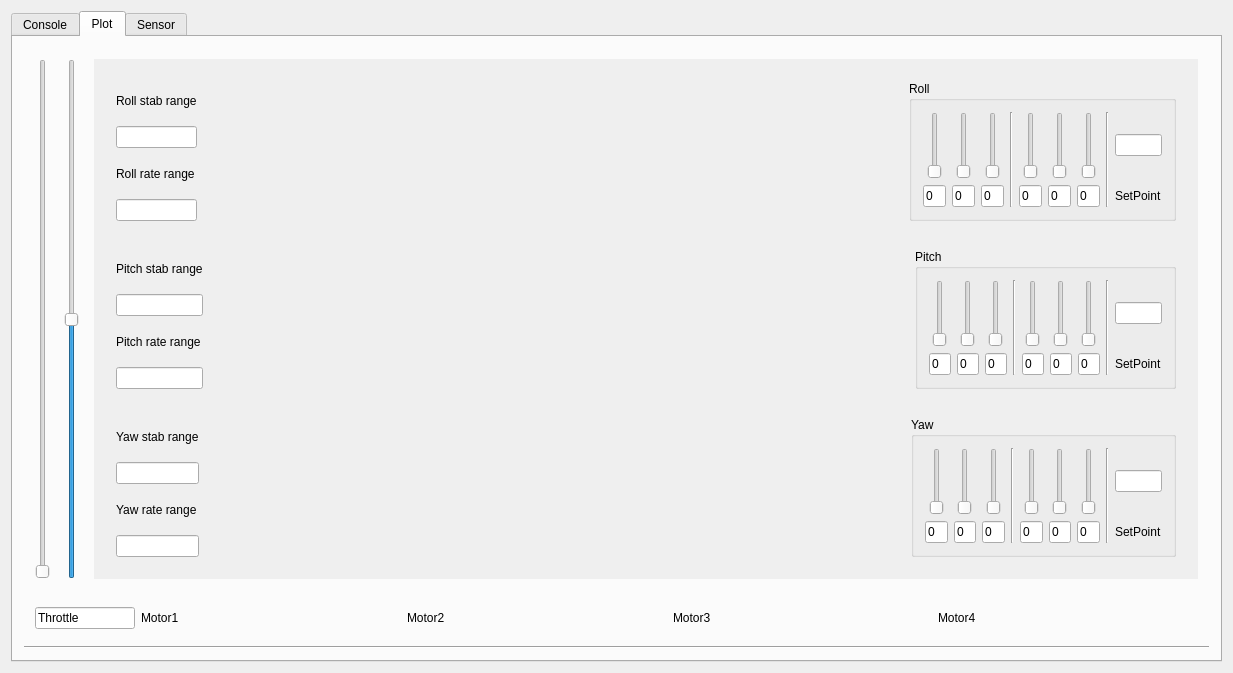
Old version of the form mainwindow.ui in the repository quadwitharm/DebugConsole.
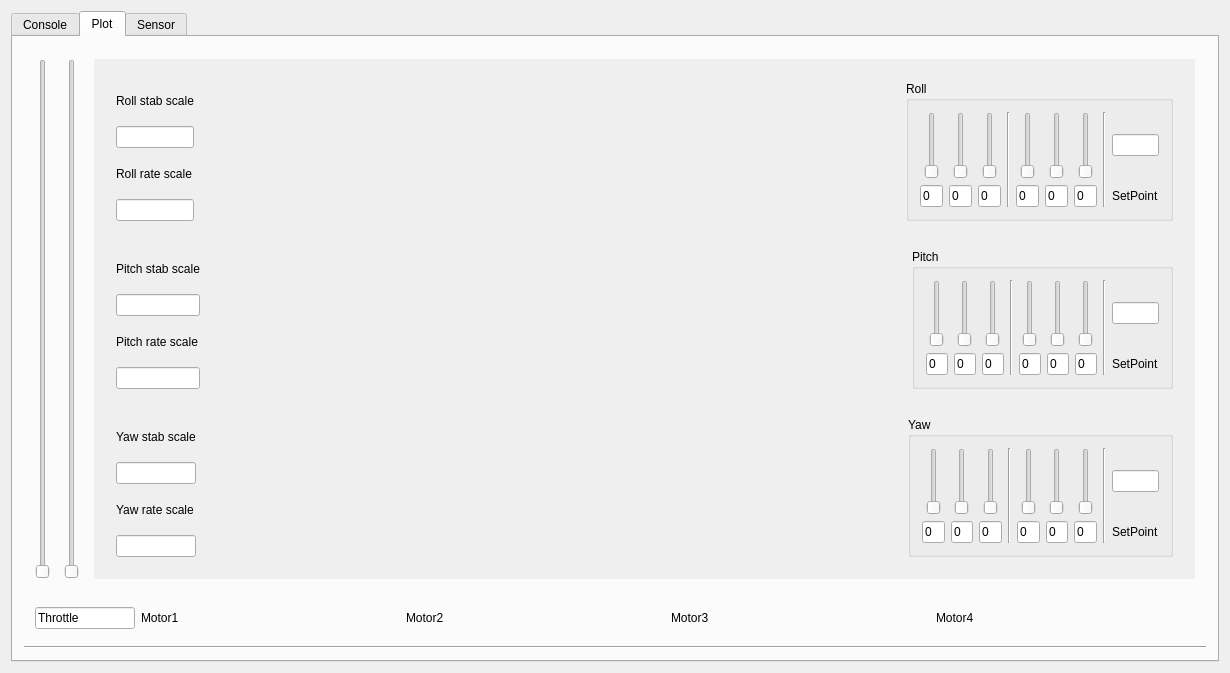
New version of the form. Custom widgets are drawn as their Qt base class.

Commit message:
Make PID output ploter auto scale
The scale textbox doesn't have function yet.

```diff
--- a/mainwindow.ui
+++ b/mainwindow.ui
@@ -450,7 +450,7 @@
               <number>1000</number>
              </property>
              <property name="value">
-              <number>500</number>
+              <number>0</number>
              </property>
              <property name="orientation">
               <enum>Qt::Vertical</enum>
@@ -470,22 +470,48 @@
                <widget class="QWidget" name="Roll" native="true">
                 <layout class="QGridLayout" name="gridLayout_5">
                  <item row="1" column="1">
-                  <widget class="QLineEdit" name="RollStabOutputRange"/>
+                  <widget class="QLineEdit" name="RollStabOutputRange">
+                   <property name="maximumSize">
+                    <size>
+                     <width>100</width>
+                     <height>16777215</height>
+                    </size>
+                   </property>
+                  </widget>
                  </item>
                  <item row="3" column="1">
-                  <widget class="QLineEdit" name="RollRateOutputRange"/>
+                  <widget class="QLineEdit" name="RollRateOutputRange">
+                   <property name="maximumSize">
+                    <size>
+                     <width>100</width>
+                     <height>16777215</height>
+                    </size>
+                   </property>
+                  </widget>
                  </item>
                  <item row="0" column="1">
                   <widget class="QLabel" name="label_8">
+                   <property name="maximumSize">
+                    <size>
+                     <width>100</width>
+                     <height>16777215</height>
+                    </size>
+                   </property>
                    <property name="text">
-                    <string>Roll stab range</string>
+                    <string>Roll stab scale</string>
                    </property>
                   </widget>
                  </item>
                  <item row="2" column="1">
                   <widget class="QLabel" name="label_9">
+                   <property name="maximumSize">
+                    <size>
+                     <width>100</width>
+                     <height>16777215</height>
+                    </size>
+                   </property>
                    <property name="text">
-                    <string>Roll rate range</string>
+                    <string>Roll rate scale</string>
                    </property>
                   </widget>
                  </item>
@@ -636,22 +662,48 @@
                <widget class="QWidget" name="Pitch" native="true">
                 <layout class="QGridLayout" name="gridLayout_9">
                  <item row="1" column="0">
-                  <widget class="QLineEdit" name="PitchStabOutputRange"/>
+                  <widget class="QLineEdit" name="PitchStabOutputRange">
+                   <property name="maximumSize">
+                    <size>
+                     <width>100</width>
+                     <height>16777215</height>
+                    </size>
+                   </property>
+                  </widget>
                  </item>
                  <item row="3" column="0">
-                  <widget class="QLineEdit" name="PitchRateOutputRange"/>
+                  <widget class="QLineEdit" name="PitchRateOutputRange">
+                   <property name="maximumSize">
+                    <size>
+                     <width>100</width>
+                     <height>16777215</height>
+                    </size>
+                   </property>
+                  </widget>
                  </item>
                  <item row="0" column="0">
                   <widget class="QLabel" name="label_10">
+                   <property name="maximumSize">
+                    <size>
+                     <width>100100</width>
+                     <height>16777215</height>
+                    </size>
+                   </property>
                    <property name="text">
-                    <string>Pitch stab range</string>
+                    <string>Pitch stab scale</string>
                    </property>
                   </widget>
                  </item>
                  <item row="2" column="0">
                   <widget class="QLabel" name="label_11">
+                   <property name="maximumSize">
+                    <size>
+                     <width>100</width>
+                     <height>16777215</height>
+                    </size>
+                   </property>
                    <property name="text">
-                    <string>Pitch rate range</string>
+                    <string>Pitch rate scale</string>
                    </property>
                   </widget>
                  </item>
@@ -802,22 +854,48 @@
                <widget class="QWidget" name="Yaw" native="true">
                 <layout class="QGridLayout" name="gridLayout_10">
                  <item row="3" column="0">
-                  <widget class="QLineEdit" name="YawRateOutputRange"/>
+                  <widget class="QLineEdit" name="YawRateOutputRange">
+                   <property name="maximumSize">
+                    <size>
+                     <width>100</width>
+                     <height>16777215</height>
+                    </size>
+                   </property>
+                  </widget>
                  </item>
                  <item row="1" column="0">
-                  <widget class="QLineEdit" name="YawStabOutputRange"/>
+                  <widget class="QLineEdit" name="YawStabOutputRange">
+                   <property name="maximumSize">
+                    <size>
+                     <width>100</width>
+                     <height>16777215</height>
+                    </size>
+                   </property>
+                  </widget>
                  </item>
                  <item row="0" column="0">
                   <widget class="QLabel" name="label_12">
+                   <property name="maximumSize">
+                    <size>
+                     <width>100</width>
+                     <height>16777215</height>
+                    </size>
+                   </property>
                    <property name="text">
-                    <string>Yaw stab range</string>
+                    <string>Yaw stab scale</string>
                    </property>
                   </widget>
                  </item>
                  <item row="2" column="0">
                   <widget class="QLabel" name="label_13">
+                   <property name="maximumSize">
+                    <size>
+                     <width>100</width>
+                     <height>16777215</height>
+                    </size>
+                   </property>
                    <property name="text">
-                    <string>Yaw rate range</string>
+                    <string>Yaw rate scale</string>
                    </property>
                   </widget>
                  </item>
```
The commit also changes 4 other files.
